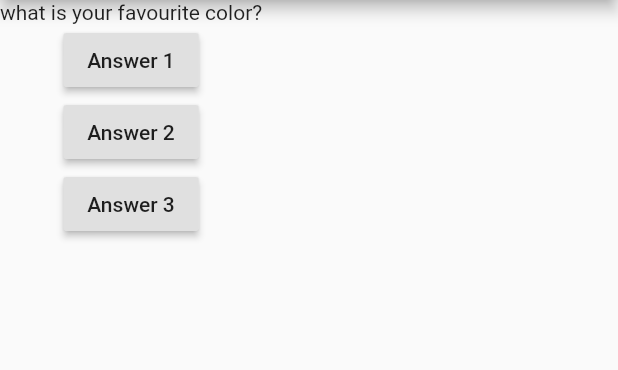
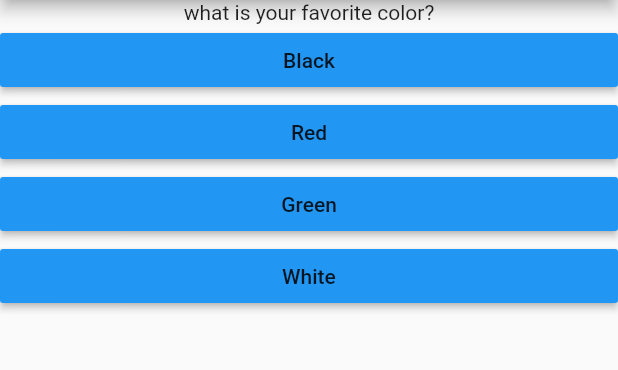
Before and after one commit to DalangLy/atech_flutter, a Flutter app: the screen it shows after launch, on a phone screen of 412 x 824 dp, the part 84-454 px from its top. Run offline on Flutter 3.47's test engine with Material 2 defaults, Android fonts, the phone set to English and light mode, and no system bars.

Commit message:
add map object

```diff
--- /dev/null
+++ b/lib/answer.dart
@@ -0,0 +1,18 @@
+import 'package:flutter/material.dart';
+
+class Answer extends StatelessWidget {
+  final Function selectHandler;
+  final String answerText;
+  Answer(this.selectHandler, this.answerText);
+  @override
+  Widget build(BuildContext context) {
+    return Container(
+      width: double.infinity,
+      child: RaisedButton(
+        color: Colors.blue,
+        child: new Text(answerText),
+        onPressed: selectHandler,
+      ),
+    );
+  }
+}
--- a/lib/main.dart
+++ b/lib/main.dart
@@ -1,5 +1,6 @@
 import 'package:flutter/material.dart';
 import './question.dart';
+import './answer.dart';
 
 void main() {
   runApp(MyApp());
@@ -13,18 +14,31 @@ class MyApp extends StatefulWidget {
 class _MyAppState extends State<MyApp> {
   var _questionIndex = 0;
 
-  void answerQuestion() {
+  void _answerQuestion() {
     setState(() {
-      _questionIndex = _questionIndex+1;
+      _questionIndex = _questionIndex + 1;
     });
     print(_questionIndex);
   }
 
   @override
   Widget build(BuildContext context) {
+    var gg = [
+      {5: 44, 4: 12}
+    ];
     var questions = [
-      'what is your favourite color?',
-      'what is your favourite animal?'
+      {
+        'questionText': 'what is your favorite color?',
+        'answers': ['Black', 'Red', 'Green', 'White']
+      },
+      {
+        'questionText': 'what is your favorite animal?',
+        'answers': ['Rabbit', 'Snake', 'Elephant', 'Lion']
+      },
+      {
+        'questionText': 'who is your favorite instructor?',
+        'answers': ['Max', 'Max', 'Max', 'Max']
+      }
     ];
     return MaterialApp(
       home: new Scaffold(
@@ -33,15 +47,11 @@ class _MyAppState extends State<MyApp> {
         ),
         body: new Column(
           children: [
-            new Question(questions[_questionIndex]),
-            RaisedButton(
-                child: new Text('Answer 1'), onPressed: answerQuestion),
-            RaisedButton(
-                child: new Text('Answer 2'), onPressed: answerQuestion),
-            RaisedButton(
-              child: new Text('Answer 3'),
-              onPressed: () => print('hello world'),
-            )
+            new Question(questions[_questionIndex]['questionText']),
+            ...(questions[_questionIndex]['answers'] as List<String>)
+                .map((answer) {
+              return Answer(_answerQuestion, answer);
+            }).toList()
           ],
         ),
       ),
```
